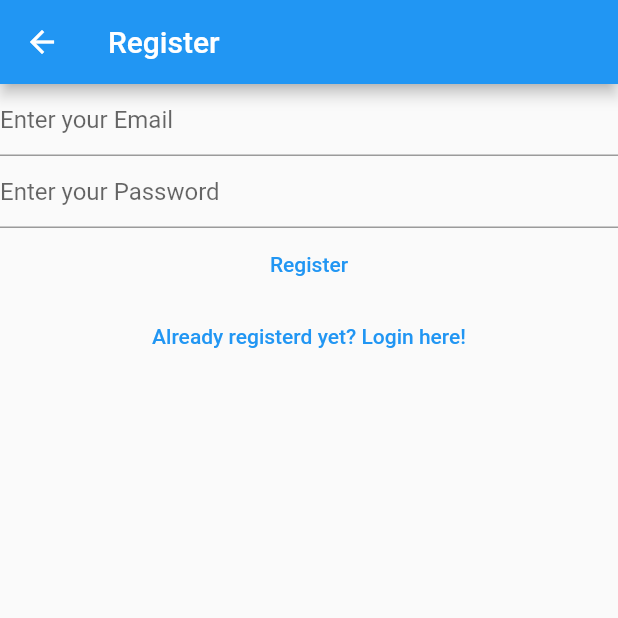
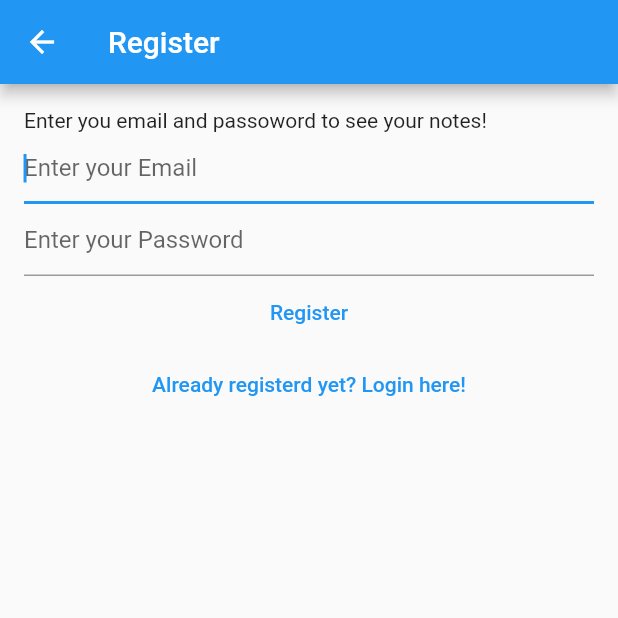
Before and after one commit to nitin-787/uni-notes, a Flutter app: the RegisterView screen opened directly, on a phone screen of 412 x 824 dp, the top half of it. Run offline on Flutter 3.47's test engine with Material 2 defaults, Android fonts, the phone set to English and light mode, and no system bars; our stand-ins replace bloc, cloud_firestore, equatable, firebase_auth, firebase_core, flutter_bloc and 1 more; accounts and stored records are empty; network calls fail.

Commit message:
Final touch

```diff
--- a/lib/views/register_view.dart
+++ b/lib/views/register_view.dart
@@ -51,12 +51,19 @@ class _RegisterViewState extends State<RegisterView> {
         appBar: AppBar(
           title: const Text('Register'),
         ),
-        body: Column(
+        body: Padding(
+          padding: const EdgeInsets.all(16.0),
+          child: Column(
+            crossAxisAlignment: CrossAxisAlignment.start,
             children: [
+              const Text(
+                'Enter you email and passoword to see your notes!',
+              ),
               TextField(
                 controller: _email,
                 enableSuggestions: false,
                 autocorrect: false,
+                autofocus: true,
                 keyboardType: TextInputType.emailAddress,
                 decoration: const InputDecoration(
                   hintText: 'Enter your Email',
@@ -71,6 +78,9 @@ class _RegisterViewState extends State<RegisterView> {
                   hintText: 'Enter your Password',
                 ),
               ),
+              Center(
+                child: Column(
+                  children: [
                     TextButton(
                       onPressed: () {
                         final email = _email.text;
@@ -91,8 +101,12 @@ class _RegisterViewState extends State<RegisterView> {
                             );
                       },
                       child: const Text('Already registerd yet? Login here!'),
-            )
+                    ),
                   ],
+                ),
+              ),
+            ],
+          ),
         ),
       ),
     );
```
Also changed, not shown: lib/services/auth/bloc/auth_bloc.dart (+8 -0 lines), lib/views/login_view.dart (+7 -1 lines), 5 other files. Lines whose indentation alone changed are shown as unchanged.
